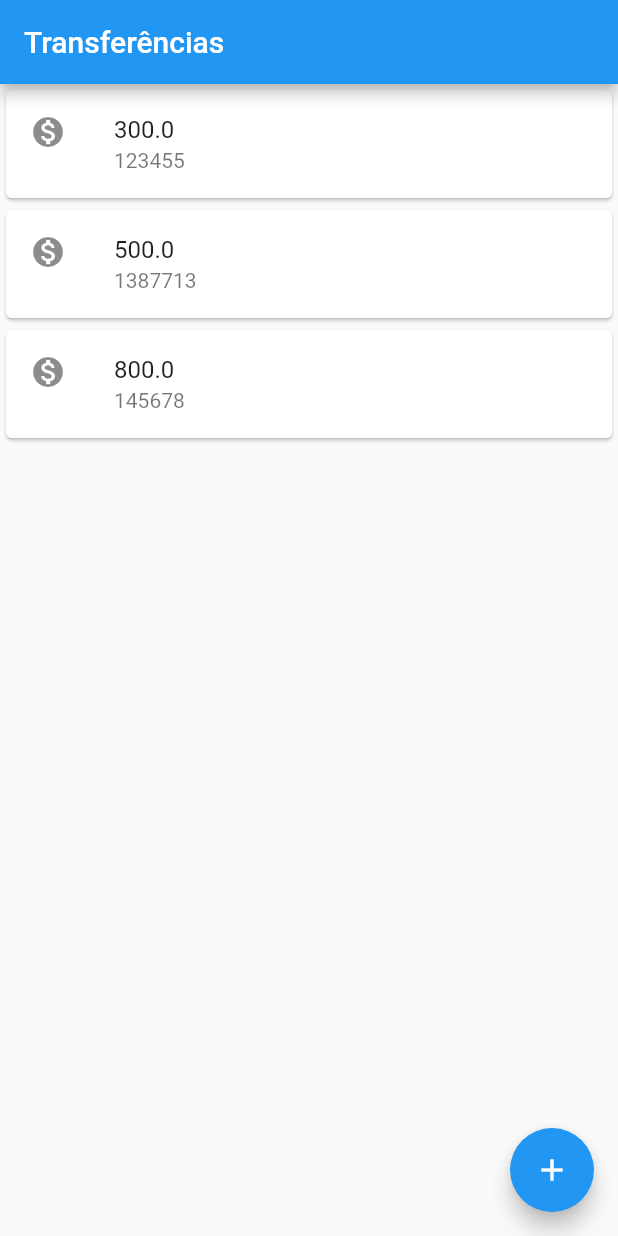
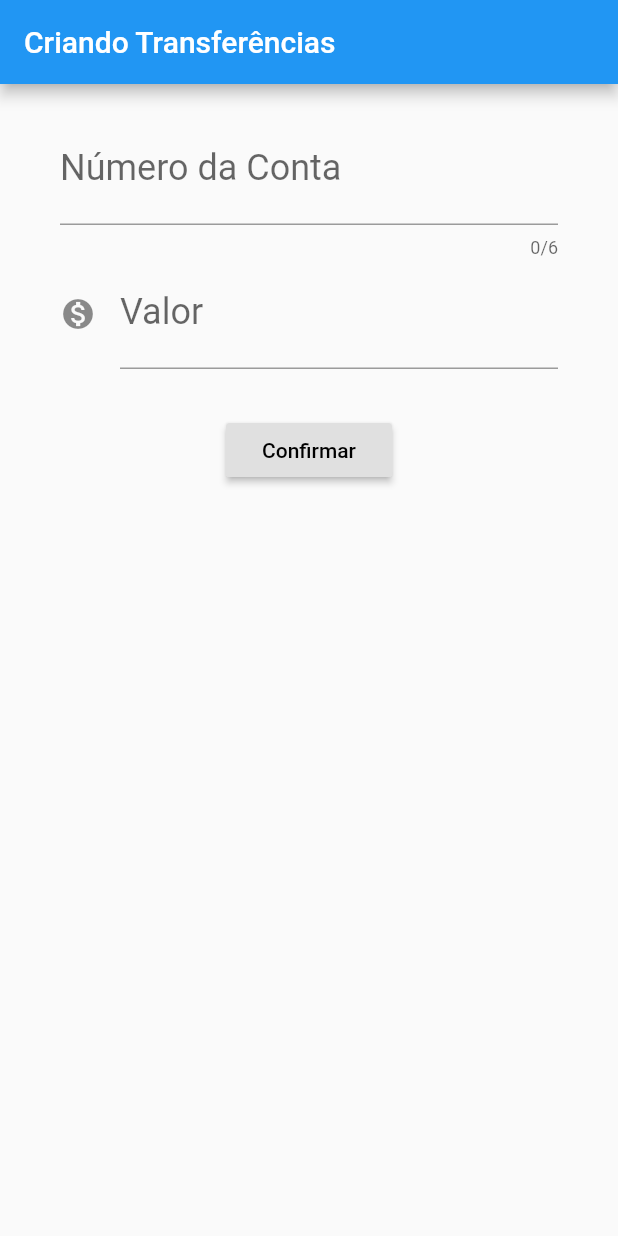
Before and after one commit to Gabarros/ByteBank, a Flutter app: the screen it shows after launch, on a phone screen of 412 x 824 dp. Run offline on Flutter 3.47's test engine with Material 2 defaults, Android fonts, the phone set to English and light mode, and no system bars.

```diff
--- a/lib/main.dart
+++ b/lib/main.dart
@@ -1,34 +1,109 @@
 import 'package:flutter/material.dart';
 
-void main() => runApp(MaterialApp(
+void main() => runApp(BytebankApp());
+
+class BytebankApp extends StatelessWidget {
+  @override
+  Widget build(BuildContext context) {
+    return MaterialApp(
       home: Scaffold(
-        body: TransferencesList(),
-        appBar: AppBar(
-          title: Text(
-            'Transferências',
-          ),
-        ),
-        floatingActionButton: FloatingActionButton(
-          child: Icon(Icons.add),
+        body: FormTransference(),
+      ),
+    );
+  }
+}
+
+class FormTransference extends StatelessWidget {
+  final TextEditingController _controllerAccountNumber =
+      TextEditingController();
+  final TextEditingController _controllerValue = TextEditingController();
+
+  @override
+  Widget build(BuildContext context) {
+    return Scaffold(
+      appBar: AppBar(
+        title: Text(
+          'Criando Transferências',
         ),
       ),
-    ));
+      body: Column(
+        children: <Widget>[
+          Padding(
+            padding: const EdgeInsets.only(left: 40, right: 40, top: 20),
+            child: TextField(
+              controller: _controllerAccountNumber,
+              style: TextStyle(fontSize: 24.0),
+              decoration: InputDecoration(
+                labelText: 'Número da Conta',
+                hintText: '000000',
+              ),
+              keyboardType: TextInputType.number,
+              maxLength: 6,
+            ),
+          ),
+          Padding(
+            padding: const EdgeInsets.only(left: 40, right: 40),
+            child: TextField(
+              controller: _controllerValue,
+              style: TextStyle(fontSize: 24.0),
+              decoration: InputDecoration(
+                icon: Icon(Icons.monetization_on),
+                labelText: 'Valor',
+                hintText: '00,00',
+              ),
+              keyboardType: TextInputType.number,
+            ),
+          ),
+          Padding(
+            padding: const EdgeInsets.only(top: 30),
+            child: RaisedButton(
+              child: Text('Confirmar'),
+              onPressed: () {
+                final int number = int.tryParse(_controllerAccountNumber.text);
+                final double value = double.tryParse(_controllerValue.text);
+
+                if (number != null && value != null) {
+                  final transference = Transference(value, number);
+                  debugPrint(transference.toString());
+
+                  Scaffold.of(context).showSnackBar(SnackBar(
+                    content: Text(transference.toString()),
+                  ));
+                }
+              },
+              textTheme: ButtonTextTheme.primary,
+            ),
+          )
+        ],
+      ),
+    );
+  }
+}
 
 class TransferencesList extends StatelessWidget {
   @override
   Widget build(BuildContext context) {
-    return Column(
-      children: <Widget>[
-        TransferenceItem(Transference(300, 123455)),
-        TransferenceItem(Transference(500, 1387713)),
-        TransferenceItem(Transference(800, 145678)),
-      ],
+    return Scaffold(
+      appBar: AppBar(
+        title: Text(
+          'Transferências',
+        ),
+      ),
+      body: Column(
+        children: <Widget>[
+          TransferenceItem(Transference(300, 123455)),
+          TransferenceItem(Transference(500, 1387713)),
+          TransferenceItem(Transference(800, 145678)),
+        ],
+      ),
+      floatingActionButton: FloatingActionButton(
+        child: Icon(Icons.add),
+      ),
     );
   }
 }
 
 class TransferenceItem extends StatelessWidget {
-
   final Transference _transference;
 
   TransferenceItem(this._transference);
@@ -45,9 +120,14 @@ class TransferenceItem extends StatelessWidget {
   }
 }
 
-class Transference{
+class Transference {
   final double value;
   final int accountNumber;
 
   Transference(this.value, this.accountNumber);
+
+  @override
+  String toString() {
+    return 'Transferência{valor: $value, numeroConta: $accountNumber';
+  }
 }
```
